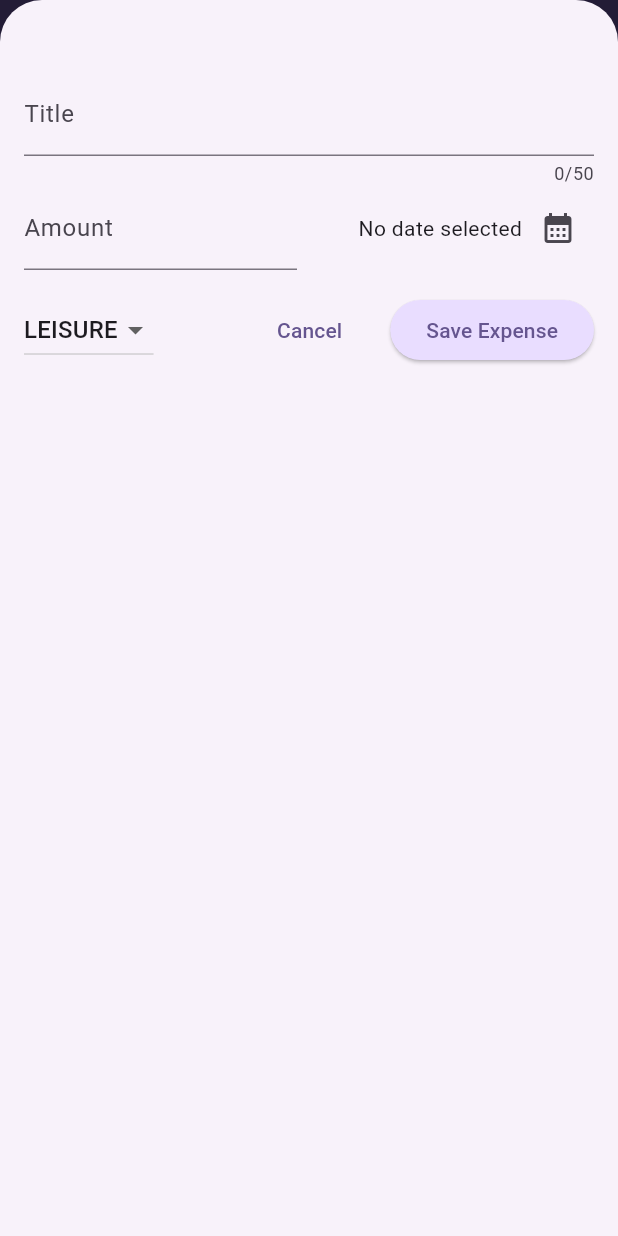
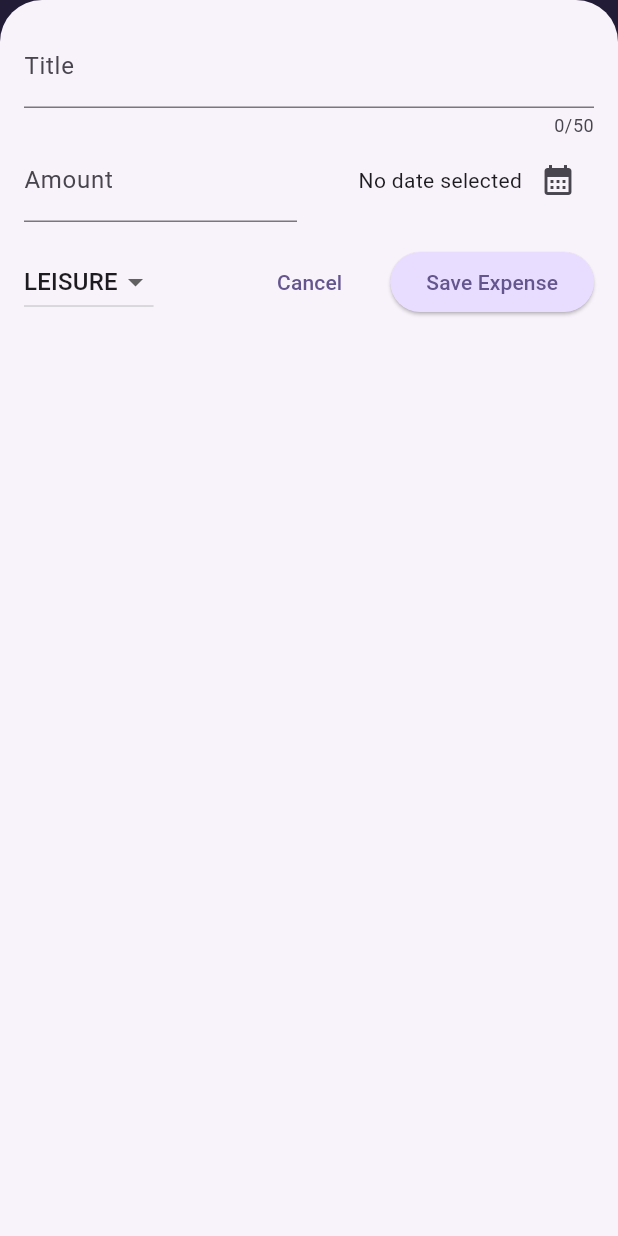
Before and after one commit to nikhiljose1993/expense_tracker-flutter-practice, a Flutter app: the screen it shows after launch, after a tap on the "add" icon, on a phone screen of 412 x 824 dp. Run offline on Flutter 3.47's test engine with Material 3 defaults, Android fonts, the phone set to English and light mode, and no system bars.

```diff
--- a/lib/main.dart
+++ b/lib/main.dart
@@ -1,5 +1,5 @@
 import 'package:flutter/material.dart';
-import 'package:flutter/services.dart';
+// import 'package:flutter/services.dart';
 import 'package:expense_tracker/widgets/expenses.dart';
 
 var kColorScheme = ColorScheme.fromSeed(
@@ -13,9 +13,9 @@ var kDarkColorScheme = ColorScheme.fromSeed(
 
 void main() {
   WidgetsFlutterBinding.ensureInitialized();
-  SystemChrome.setPreferredOrientations([
-    DeviceOrientation.portraitUp,
-  ]).then((fn) {
+  // SystemChrome.setPreferredOrientations([
+  //   DeviceOrientation.portraitUp,
+  // ]).then((fn) {
   runApp(
     MaterialApp(
       darkTheme: ThemeData.dark().copyWith(
@@ -62,5 +62,5 @@ void main() {
       home: const Expenses(),
     ),
   );
-  });
+  // });
 }
--- a/lib/widgets/expenses.dart
+++ b/lib/widgets/expenses.dart
@@ -31,6 +31,7 @@ class _ExppensesState extends State<Expenses> {
 
   void _openAddExpenseOverlay() {
     showModalBottomSheet(
+      useSafeArea: true,
       isScrollControlled: true,
       context: context,
       builder: (ctx) => NewExpense(onAddExpense: _addExpense),
@@ -66,6 +67,8 @@ class _ExppensesState extends State<Expenses> {
 
   @override
   Widget build(BuildContext context) {
+    final width = MediaQuery.of(context).size.width;
+
     Widget mainContent = const Center(
       child: Text('No expenses found. Start adding some!'),
     );
@@ -84,12 +87,17 @@ class _ExppensesState extends State<Expenses> {
           icon: const Icon(Icons.add),
         ),
       ]),
-      body: Column(
-        children: [
-          Chart(expenses: _registeredExpenses),
-          Expanded(child: mainContent),
-        ],
-      ),
+      body: width < 600
+          ? Column(
+              children: [
+                Chart(expenses: _registeredExpenses),
+                Expanded(child: mainContent),
+              ],
+            )
+          : Row(children: [
+              Expanded(child: Chart(expenses: _registeredExpenses)),
+              Expanded(child: mainContent),
+            ]),
     );
   }
 }
--- a/lib/widgets/new_expense.dart
+++ b/lib/widgets/new_expense.dart
@@ -1,3 +1,5 @@
+import 'dart:io';
+import 'package:flutter/cupertino.dart';
 import 'package:flutter/material.dart';
 import 'package:expense_tracker/models/expense.dart';
 
@@ -33,13 +35,25 @@ class _NewExpenseState extends State<NewExpense> {
     });
   }
 
-  void _submitExpenseData() {
-    final enteredAmount = double.tryParse(_amountController.text);
-    final amountIsInvalid = enteredAmount == null || enteredAmount <= 0;
-
-    if (_titleController.text.trim().isEmpty ||
-        amountIsInvalid ||
-        _selectedDate == null) {
+  void _showDialog() {
+    if (Platform.isIOS) {
+      showCupertinoDialog(
+        context: context,
+        builder: (ctx) => CupertinoAlertDialog(
+          title: const Text('Invalid input'),
+          content: const Text(
+              'Please make sure a valid title, amount,date and category was entered.'),
+          actions: [
+            TextButton(
+              onPressed: () {
+                Navigator.pop(ctx);
+              },
+              child: const Text('Okay'),
+            ),
+          ],
+        ),
+      );
+    } else {
       showDialog(
         context: context,
         builder: (ctx) => AlertDialog(
@@ -56,6 +70,17 @@ class _NewExpenseState extends State<NewExpense> {
           ],
         ),
       );
+    }
+  }
+
+  void _submitExpenseData() {
+    final enteredAmount = double.tryParse(_amountController.text);
+    final amountIsInvalid = enteredAmount == null || enteredAmount <= 0;
+
+    if (_titleController.text.trim().isEmpty ||
+        amountIsInvalid ||
+        _selectedDate == null) {
+      _showDialog();
       return;
     }
 
@@ -78,8 +103,13 @@ class _NewExpenseState extends State<NewExpense> {
 
   @override
   Widget build(BuildContext context) {
-    return Padding(
-      padding: const EdgeInsets.fromLTRB(16, 48, 16, 16),
+    final keyboardSpace = MediaQuery.of(context).viewInsets.bottom;
+
+    return SizedBox(
+      height: double.infinity,
+      child: SingleChildScrollView(
+        child: Padding(
+          padding: EdgeInsets.fromLTRB(16, 16, 16, keyboardSpace + 16),
           child: Column(
             children: [
               TextField(
@@ -160,6 +190,8 @@ class _NewExpenseState extends State<NewExpense> {
               )
             ],
           ),
+        ),
+      ),
     );
   }
 }
```
Lines whose indentation alone changed are shown as unchanged.
